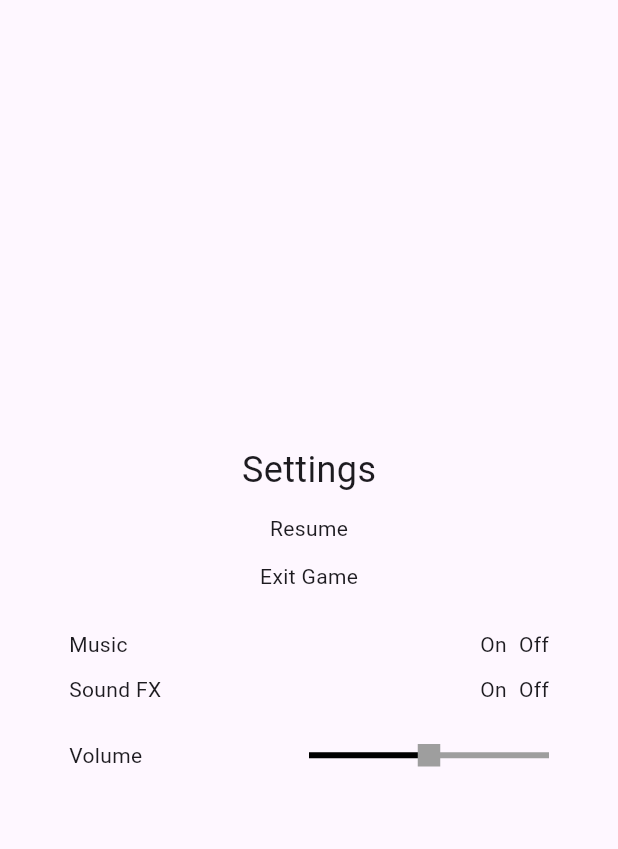
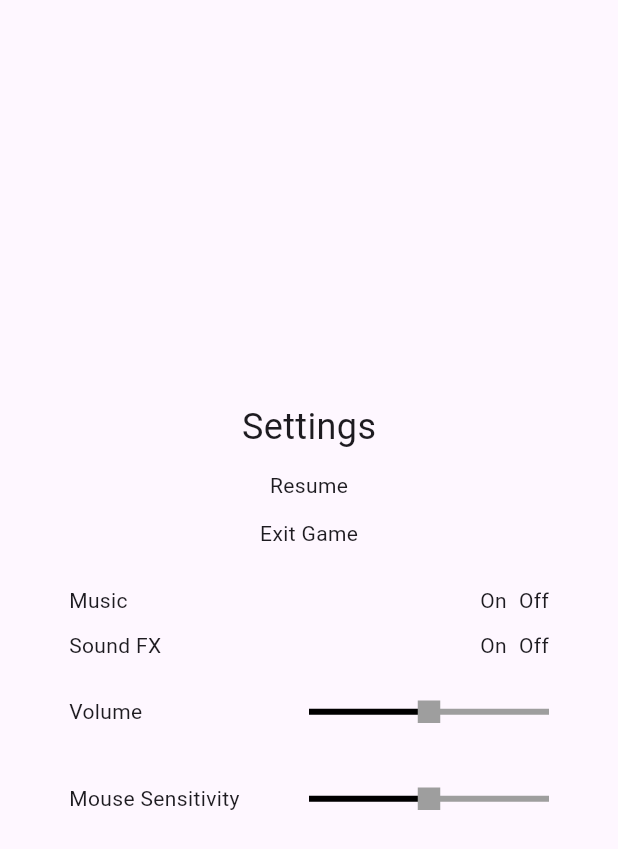
Before and after one commit to Gaming-Gears/flutter-challenge, a Flutter app: the SettingsMenu widget shown alone on an empty page, opened directly, on a phone screen of 412 x 824 dp. Shown: the top 849 px of the screen. Run offline on Flutter 3.47's test engine with Material 3 defaults, Android fonts, the phone set to English and light mode, and no system bars; our stand-ins replace basic_utils, logger, shared_preferences; missing offline and left inert: bitsdojo_window, flame, flame_audio, json_types, nes_ui; accounts and stored records are empty.

Commit message:
feature: mouse sensivity

```diff
--- a/lib/src/game/world.dart
+++ b/lib/src/game/world.dart
@@ -46,6 +46,9 @@ final class SustainaCityWorld extends World
   /// The amount of money the player has.
   double money = kInitialMoney;
 
+  /// The sensitivity of the mouse.
+  late double mouseSensivity;
+
   SustainaCityWorld() : super();
 
   @override
--- a/lib/src/widgets/settings_menu.dart
+++ b/lib/src/widgets/settings_menu.dart
@@ -143,6 +143,18 @@ class _SettingsMenuState extends State<SettingsMenu> {
                   ),
                 ],
               ),
+              const SizedBox(height: 10),
+              const Row(
+                mainAxisAlignment: MainAxisAlignment.spaceBetween,
+                children: [
+                  Flexible(flex: 1, child: Text('Mouse Sensitivity')),
+                  Flexible(
+                    flex: 1,
+                    fit: FlexFit.tight,
+                    child: SliderWidget(),
+                  ),
+                ],
+              ),
             ],
           ),
         ),
```
Also changed, not shown: lib/src/widgets/mouse_sensivity.dart (added, +37 -0 lines).
